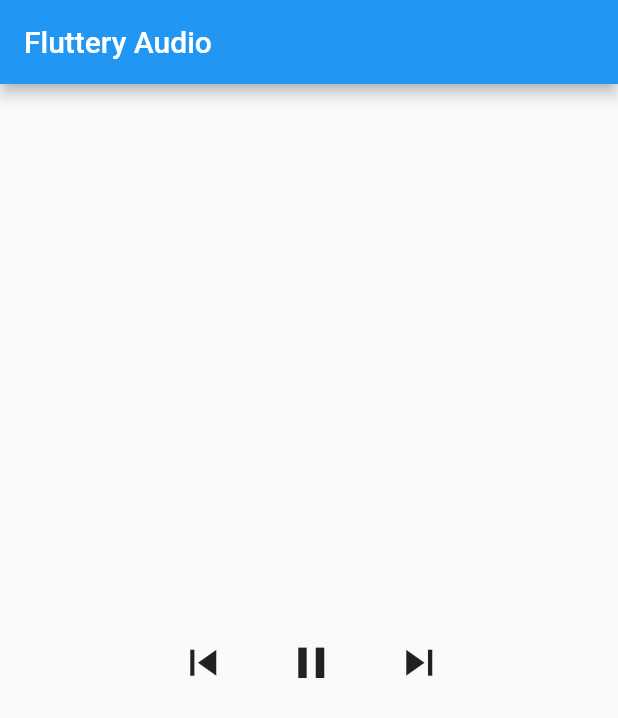
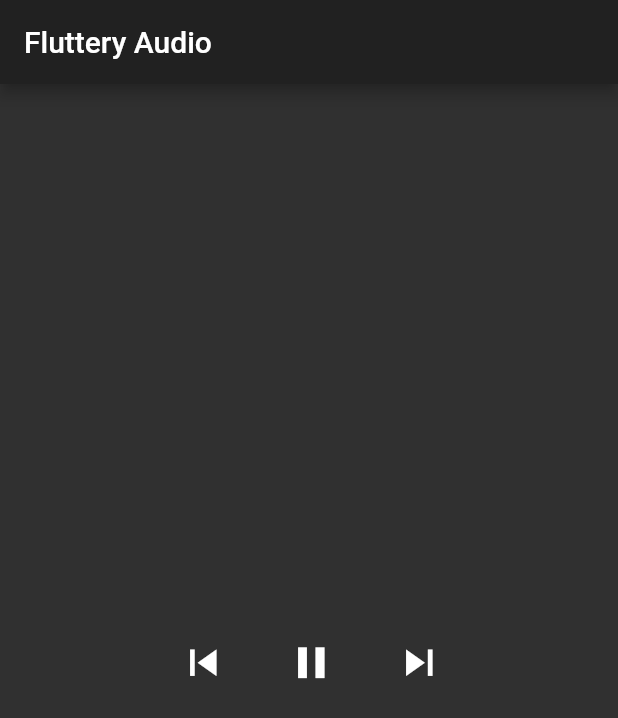
Before and after one commit to kevinrobert3/fluttery_audio, a Flutter app: the screen it shows after launch, on a phone screen of 412 x 824 dp. Shown: the top 718 px of the screen. Run offline on Flutter 3.47's test engine with Material 2 defaults, Android fonts, the phone set to English and light mode, and no system bars.

Commit message:
Audio Widget works with hot reload.

```diff
--- a/example/lib/main.dart
+++ b/example/lib/main.dart
@@ -29,6 +29,7 @@ class _MyAppState extends State<MyApp> {
   @override
   Widget build(BuildContext context) {
     return new MaterialApp(
+      theme: new ThemeData.dark(),
       home: new Scaffold(
         appBar: new AppBar(
           title: new Text('Fluttery Audio'),
@@ -41,6 +42,7 @@ class _MyAppState extends State<MyApp> {
 //            audioUrl: STREAM_URL,
 //          ),
           child: new PlaylistExample(),
+
 //          child: new ImperativeAudioExample(
 //            audioUrl: STREAM_URL,
 //          ),
--- a/lib/src/_audio_player_widgets.dart
+++ b/lib/src/_audio_player_widgets.dart
@@ -70,6 +70,19 @@ class _AudioState extends State<Audio> {
   void didUpdateWidget(Widget oldWidget) {
     super.didUpdateWidget(oldWidget);
     _log.fine('Widget changed. Updating Audio Widget state.');
+    _synchronizeStateWithWidget();
+  }
+
+  /// reassemble is overridden so that hot reload can be used to play with
+  /// audio playback.
+  @override
+  void reassemble() {
+    super.reassemble();
+    _log.fine('reassemble()');
+    _synchronizeStateWithWidget();
+  }
+
+  void _synchronizeStateWithWidget() {
     _setAudioUrl(widget.audioUrl);
 
     if (widget.playbackState != _playbackState) {
@@ -157,9 +170,13 @@ class _AudioState extends State<Audio> {
   @override
   Widget build(BuildContext context) {
     _log.fine('building');
-    return widget.playerBuilder != null
-      ? widget.playerBuilder(context, _player, widget.child)
-      : widget.child;
+    if (widget.playerBuilder != null) {
+      return widget.playerBuilder(context, _player, widget.child);
+    } else if (widget.child != null) {
+      return widget.child;
+    } else {
+      return new Container();
+    }
   }
 }
 
```
